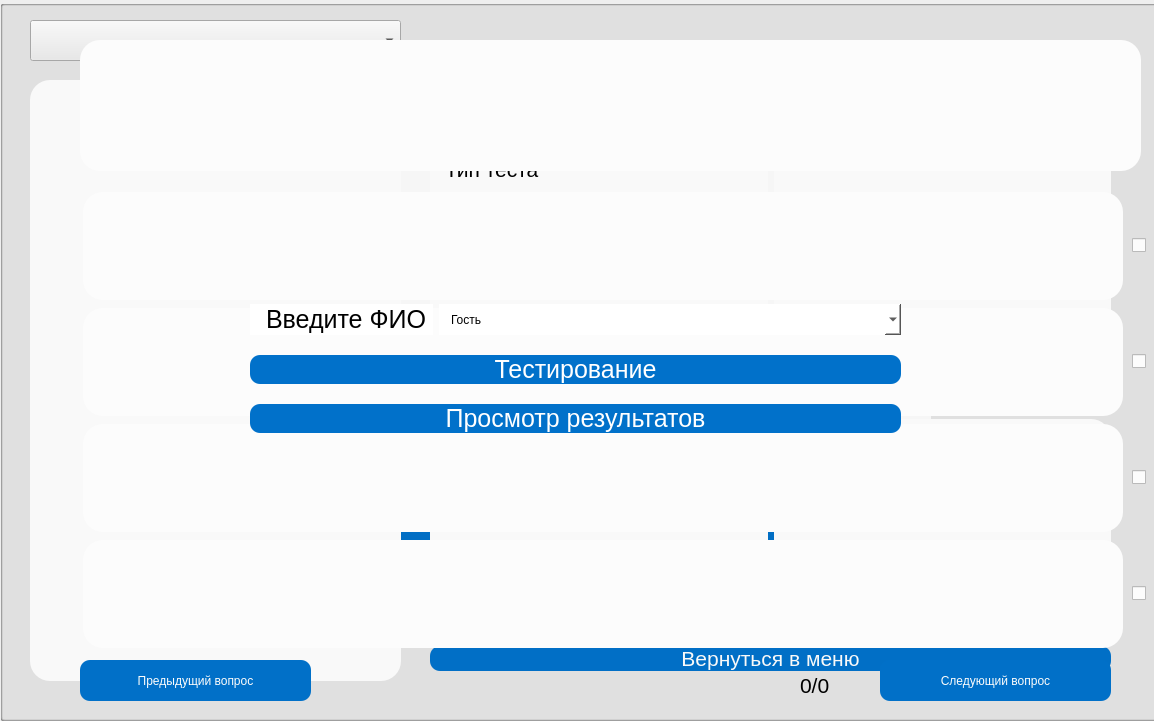
zverihg/test_app, file test_app/testing_gui.ui: the form before one commit.
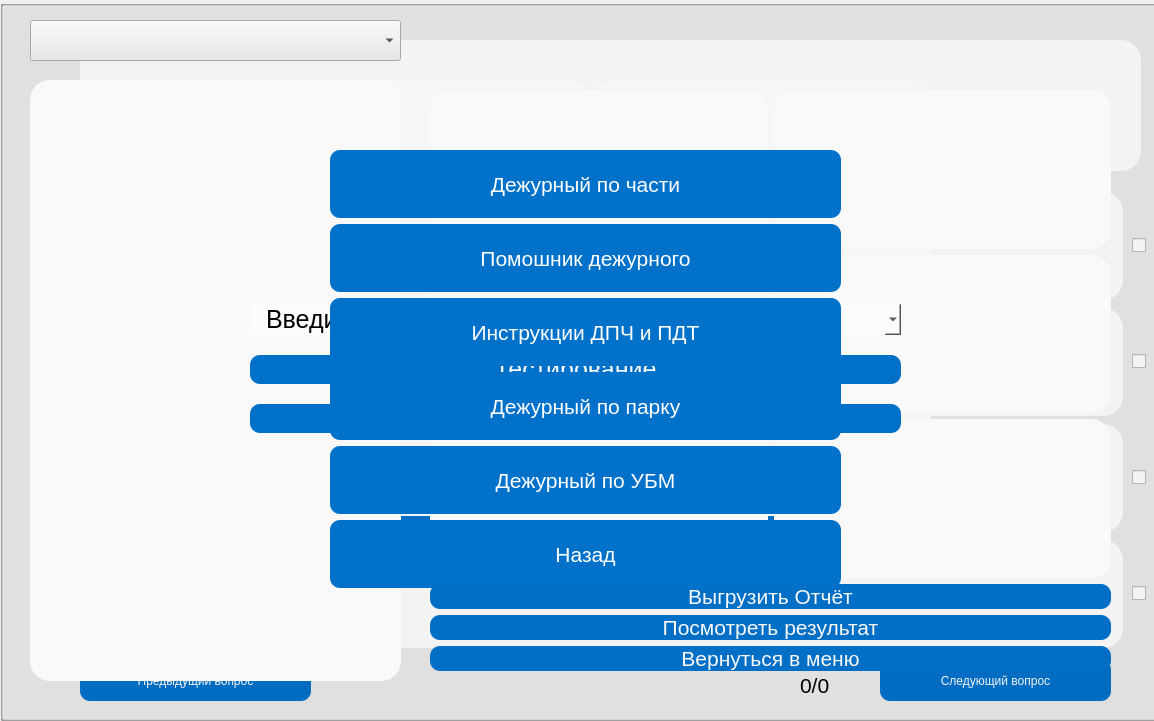
The form after the commit.

```diff
--- a/test_app/testing_gui.ui
+++ b/test_app/testing_gui.ui
@@ -98,7 +98,11 @@
           </property>
           <property name="font">
            <font>
+            <family>MS Shell Dlg 2</family>
             <pointsize>19</pointsize>
+            <weight>50</weight>
+            <italic>false</italic>
+            <bold>false</bold>
             <stylestrategy>PreferAntialias</stylestrategy>
            </font>
           </property>
@@ -225,7 +229,7 @@
        <x>330</x>
        <y>150</y>
        <width>511</width>
-       <height>301</height>
+       <height>440</height>
       </rect>
      </property>
      <layout class="QVBoxLayout" name="verticalLayout">
@@ -337,6 +341,74 @@
         </property>
        </widget>
       </item>
+      <item>
+       <widget class="QPushButton" name="dezh_po_parku">
+        <property name="minimumSize">
+         <size>
+          <width>0</width>
+          <height>68</height>
+         </size>
+        </property>
+        <property name="font">
+         <font>
+          <pointsize>16</pointsize>
+         </font>
+        </property>
+        <property name="cursor">
+         <cursorShape>PointingHandCursor</cursorShape>
+        </property>
+        <property name="styleSheet">
+         <string notr="true">    QPushButton {
+        background-color: #0171CA;
+        color: rgb(255, 255, 255);
+        border-radius: 10px;
+    }
+    QPushButton:hover {
+        background: rgba(0,0,0,0);
+        color: #3a7999;
+		 border : 2px solid ;
+        border-color: #0171CA;
+    }</string>
+        </property>
+        <property name="text">
+         <string>Дежурный по парку</string>
+        </property>
+       </widget>
+      </item>
+      <item>
+       <widget class="QPushButton" name="dezh_po_UBM">
+        <property name="minimumSize">
+         <size>
+          <width>0</width>
+          <height>68</height>
+         </size>
+        </property>
+        <property name="font">
+         <font>
+          <pointsize>16</pointsize>
+         </font>
+        </property>
+        <property name="cursor">
+         <cursorShape>PointingHandCursor</cursorShape>
+        </property>
+        <property name="styleSheet">
+         <string notr="true">    QPushButton {
+        background-color: #0171CA;
+        color: rgb(255, 255, 255);
+        border-radius: 10px;
+    }
+    QPushButton:hover {
+        background: rgba(0,0,0,0);
+        color: #3a7999;
+		 border : 2px solid ;
+        border-color: #0171CA;
+    }</string>
+        </property>
+        <property name="text">
+         <string>Дежурный по УБМ</string>
+        </property>
+       </widget>
+      </item>
       <item>
        <widget class="QPushButton" name="back_to_main_window">
         <property name="minimumSize">
@@ -1343,11 +1415,11 @@
      </layout>
     </widget>
    </widget>
-   <zorder>test_menu</zorder>
+   <zorder>test_box</zorder>
    <zorder>test_result_box</zorder>
    <zorder>test_result_box_menue</zorder>
-   <zorder>test_box</zorder>
    <zorder>main_layout</zorder>
+   <zorder>test_menu</zorder>
   </widget>
  </widget>
  <resources/>
```
